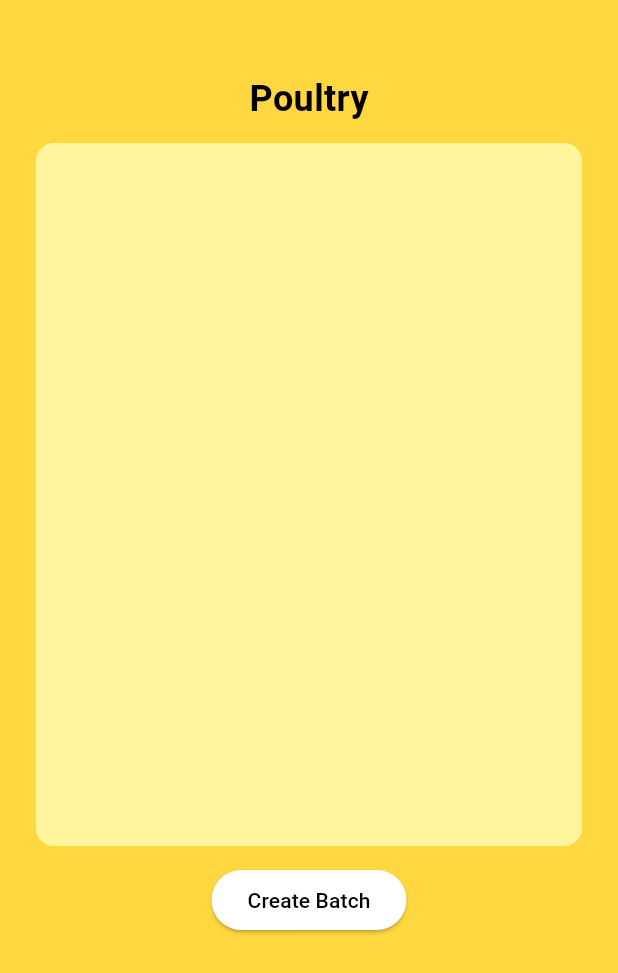
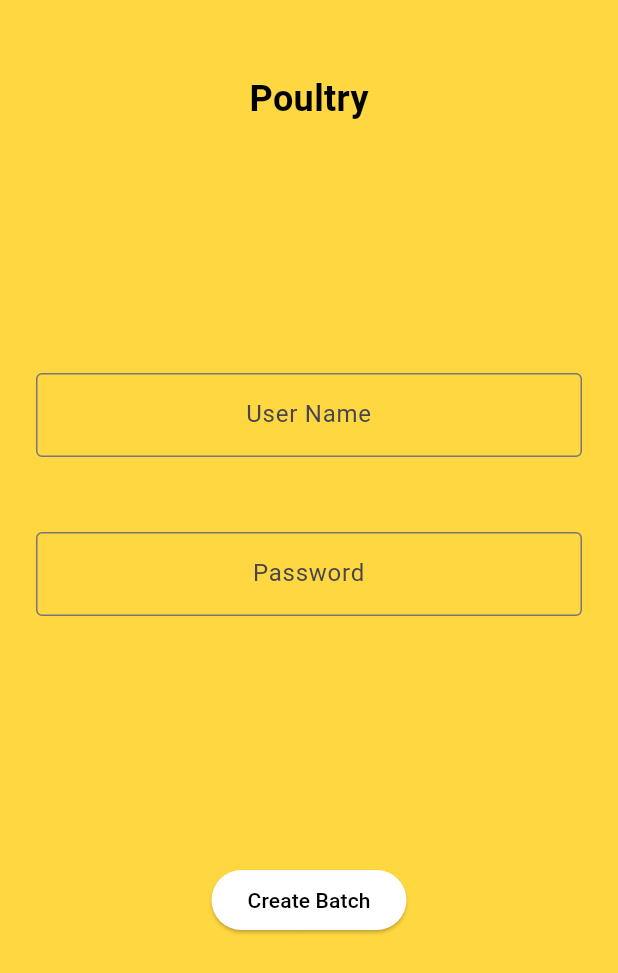
Before and after one commit to bolambaoz/poultry_manager, a Flutter app: the screen it shows after launch, on a phone screen of 412 x 824 dp. Shown: the top 973 px of the screen. Run offline on Flutter 3.47's test engine with Material 3 defaults, Android fonts, the phone set to English and light mode, and no system bars.

Commit message:
create new UI

```diff
--- a/lib/views/poultry_list.dart
+++ b/lib/views/poultry_list.dart
@@ -11,10 +11,23 @@ class PoultryList extends StatelessWidget {
       flex: 10,
       child: Padding(
         padding: const EdgeInsets.fromLTRB(24, 12, 24, 12),
-        child: Container(
-          decoration: BoxDecoration(
-              color: Colors.yellow[200],
-              borderRadius: BorderRadius.circular(12)),
+        child: Center(
+          child: Column(
+            mainAxisSize: MainAxisSize.min,
+            children: [
+              TextField(
+                decoration: InputDecoration(
+                    hintText: "User Name", border: OutlineInputBorder()),
+                textAlign: TextAlign.center,
+              ),
+              SizedBox(height: 50),
+              TextField(
+                decoration: InputDecoration(
+                    hintText: "Password", border: OutlineInputBorder()),
+                textAlign: TextAlign.center,
+              ),
+            ],
+          ),
         ),
       ),
     );
--- a/lib/views/todo_cell.dart
+++ b/lib/views/todo_cell.dart
@@ -8,9 +8,9 @@ class TodoCell extends StatelessWidget {
   @override
   Widget build(BuildContext context) {
     return Padding(
-      padding: const EdgeInsets.all(12),
+      padding: const EdgeInsets.all(3),
       child: Container(
-        padding: EdgeInsets.all(24),
+        padding: EdgeInsets.all(6),
         decoration: BoxDecoration(
             color: Colors.amberAccent, borderRadius: BorderRadius.circular(12)),
         child: Text(day),
```
Also changed, not shown: lib/pages/home_page.dart (+122 -105 lines), lib/pages/splash_screen.dart (+6 -98 lines).
